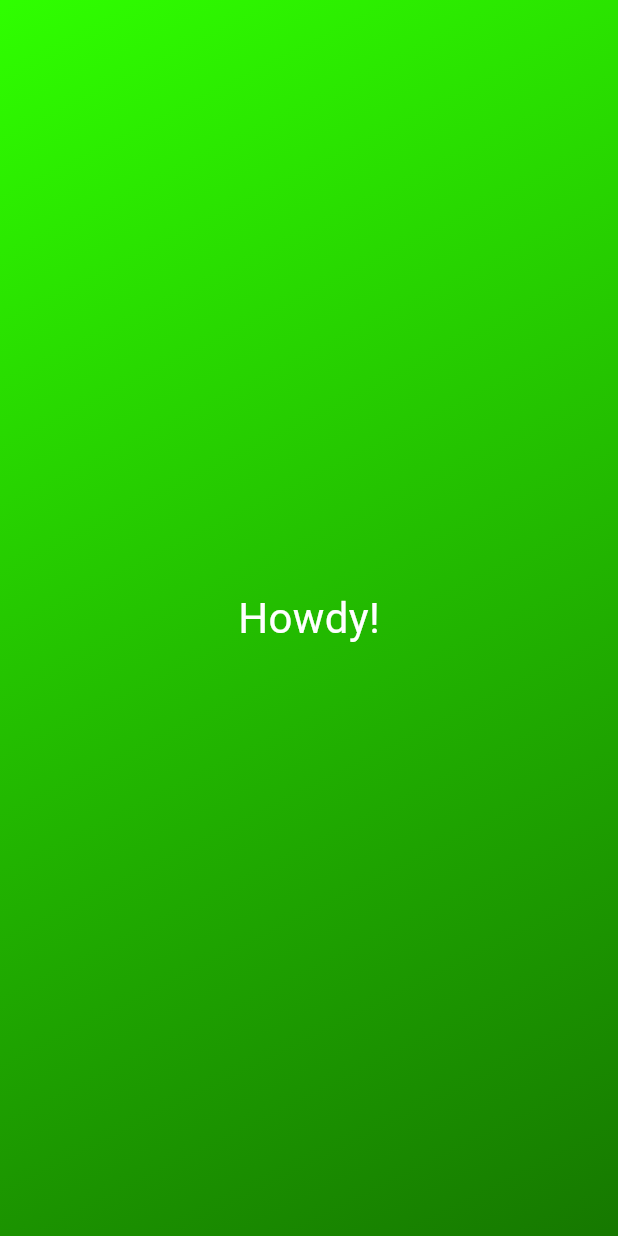
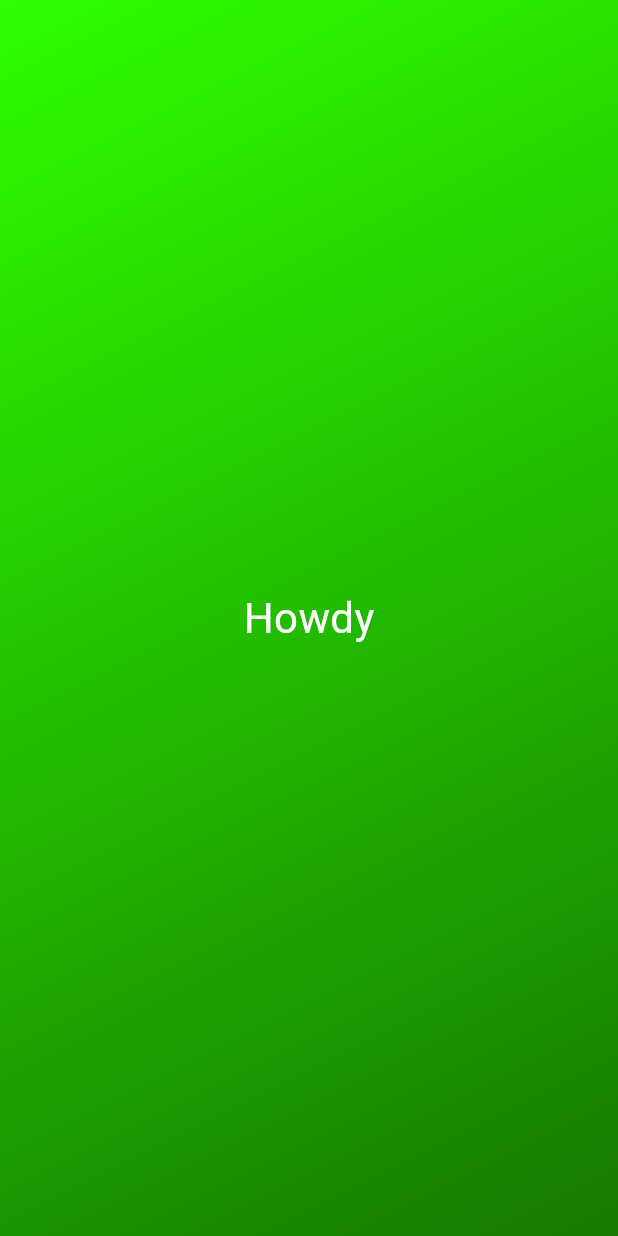
Before and after one commit to EricTimRussell/first_app-flutter_dart, a Flutter app: the screen it shows after launch, on a phone screen of 412 x 824 dp. Run offline on Flutter 3.47's test engine with Material 3 defaults, Android fonts, the phone set to English and light mode, and no system bars.

Commit message:
reusable text class

```diff
--- a/lib/gradient_container.dart
+++ b/lib/gradient_container.dart
@@ -1,5 +1,8 @@
 import 'package:first_app/gradient_container_text.dart';
 import 'package:flutter/material.dart';
+
+const startAlignment = Alignment.topLeft;
+const endAlignment = Alignment.bottomRight;
 
 class GradientContainer extends StatelessWidget {
   const GradientContainer({super.key});
@@ -10,8 +13,8 @@ class GradientContainer extends StatelessWidget {
       decoration: const BoxDecoration(
         gradient: LinearGradient(
           // create vertical gradient
-          begin: Alignment.topLeft,
-          end: Alignment.bottomRight,
+          begin: startAlignment,
+          end: endAlignment,
           colors: [
             Color.fromARGB(255, 47, 255, 0),
             Color.fromARGB(255, 22, 120, 0)
@@ -19,7 +22,7 @@ class GradientContainer extends StatelessWidget {
         ),
       ),
       child: const Center(
-        child: GradientContainerText(),
+        child: GradientContainerText('Howdy'),
       ),
     );
   }
--- a/lib/gradient_container_text.dart
+++ b/lib/gradient_container_text.dart
@@ -1,13 +1,14 @@
 import 'package:flutter/material.dart';
 
 class GradientContainerText extends StatelessWidget {
-  const GradientContainerText({super.key});
+  const GradientContainerText(this.text, {super.key});
 
+  final String text;
   @override
   Widget build(context) {
-    return const Text(
-      'Howdy!',
-      style: TextStyle(
+    return Text(
+      text,
+      style: const TextStyle(
         fontSize: 28,
         color: Colors.white,
       ),
```
